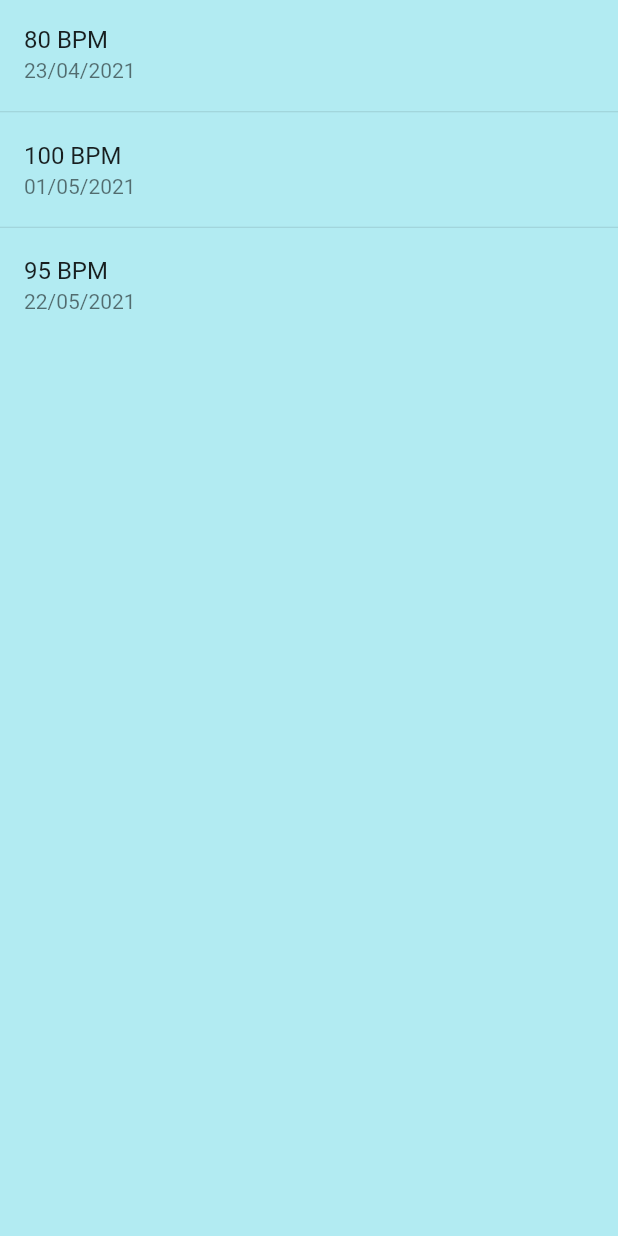
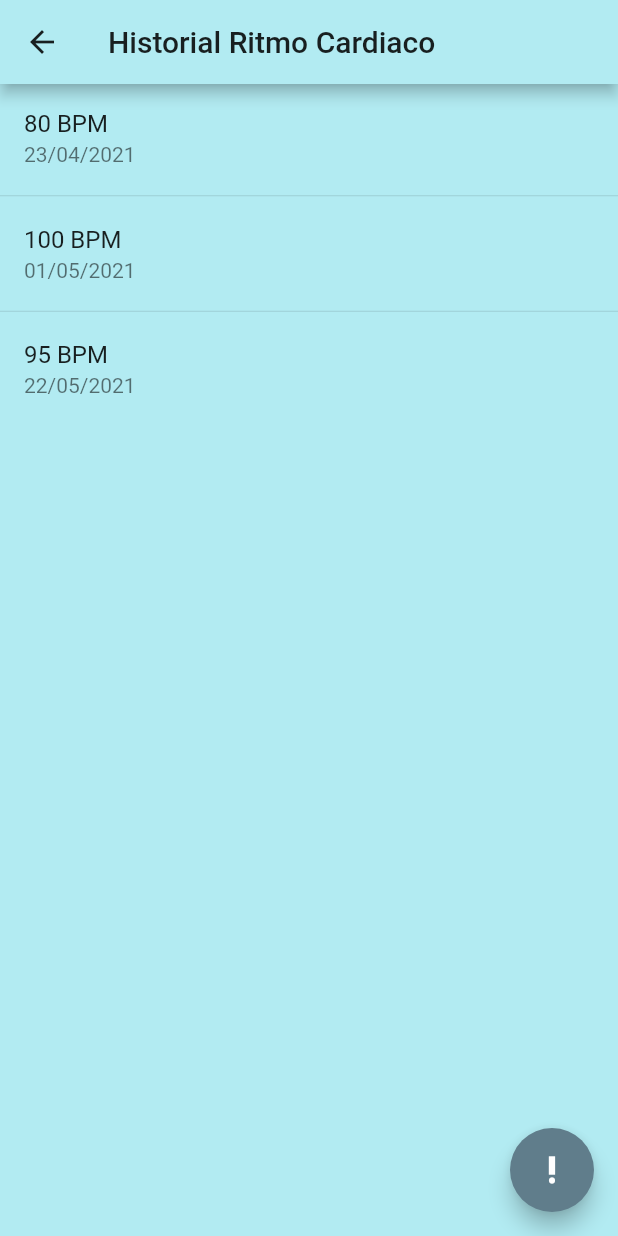
Before and after one commit to sadaakisz/it_innova_flutter, a Flutter app: the History screen opened directly, on a phone screen of 412 x 824 dp. Run offline on Flutter 3.47's test engine with Material 2 defaults, Android fonts, the phone set to English and light mode, and no system bars.

Commit message:
Added alertHistory.

```diff
--- /dev/null
+++ b/lib/models/alert_history.dart
@@ -0,0 +1,6 @@
+class AlertHistory {
+  String name;
+  String date;
+
+  AlertHistory({required this.name, required this.date});
+}
--- a/lib/pages/history.dart
+++ b/lib/pages/history.dart
@@ -1,28 +1,55 @@
 import 'package:flutter/material.dart';
+import 'package:it_innova_flutter/models/alert_history.dart';
 import 'package:it_innova_flutter/models/heart_rate_history.dart';
+import 'package:it_innova_flutter/widgets/alert_list_view.dart';
+import 'package:it_innova_flutter/widgets/heart_rate_list_view.dart';
 
-class History extends StatelessWidget {
+class History extends StatefulWidget {
   History({Key? key}) : super(key: key);
+
+  @override
+  _HistoryState createState() => _HistoryState();
+}
+
+class _HistoryState extends State<History> {
+  bool _showHeartRate = true;
+
   final List<HeartRateHistory> _heartRateHistoryList = [
     HeartRateHistory(bpm: 80, date: '23/04/2021'),
     HeartRateHistory(bpm: 100, date: '01/05/2021'),
     HeartRateHistory(bpm: 95, date: '22/05/2021'),
   ];
 
+  final List<AlertHistory> _alertHistoryList = [
+    AlertHistory(name: 'Arritmia', date: '23/04/2021'),
+    AlertHistory(name: 'Hipertensión', date: '01/05/2021'),
+    AlertHistory(name: 'Arritmia', date: '22/05/2021'),
+  ];
+
   @override
   Widget build(BuildContext context) {
-    return ListView.separated(
-      itemCount: _heartRateHistoryList.length,
-      itemBuilder: (BuildContext context, int index) {
-        var heartRateItem = _heartRateHistoryList[index];
-        return ListTile(
-          title: Text(heartRateItem.bpm.toString() + ' BPM'),
-          subtitle: Text(heartRateItem.date),
-        );
-      },
-      separatorBuilder: (BuildContext context, int index) {
-        return Divider(height: 5);
-      },
+    return Scaffold(
+      appBar: AppBar(
+        title: Text(
+          _showHeartRate ? 'Historial Ritmo Cardiaco' : 'Historial de Alertas',
+          style: TextStyle(color: Colors.black87),
+        ),
+        iconTheme: IconThemeData(color: Colors.black87),
+      ),
+      body: _showHeartRate
+          ? HeartRateListView(heartRateHistoryList: _heartRateHistoryList)
+          : AlertListView(alertHistoryList: _alertHistoryList),
+      floatingActionButton: FloatingActionButton(
+        child: _showHeartRate
+            ? Icon(Icons.priority_high)
+            : Icon(Icons.favorite_border),
+        onPressed: () {
+          setState(() {
+            _showHeartRate = !_showHeartRate;
+          });
+          ;
+        },
+      ),
     );
   }
 }
--- /dev/null
+++ b/lib/widgets/alert_list_view.dart
@@ -0,0 +1,29 @@
+import 'package:flutter/material.dart';
+import 'package:it_innova_flutter/models/alert_history.dart';
+
+class AlertListView extends StatelessWidget {
+  const AlertListView({
+    Key? key,
+    required List<AlertHistory> alertHistoryList,
+  })  : _alertHistoryList = alertHistoryList,
+        super(key: key);
+
+  final List<AlertHistory> _alertHistoryList;
+
+  @override
+  Widget build(BuildContext context) {
+    return ListView.separated(
+      itemCount: _alertHistoryList.length,
+      itemBuilder: (BuildContext context, int index) {
+        var alertItem = _alertHistoryList[index];
+        return ListTile(
+          title: Text(alertItem.name),
+          subtitle: Text(alertItem.date),
+        );
+      },
+      separatorBuilder: (BuildContext context, int index) {
+        return Divider(height: 5);
+      },
+    );
+  }
+}
--- /dev/null
+++ b/lib/widgets/heart_rate_list_view.dart
@@ -0,0 +1,29 @@
+import 'package:flutter/material.dart';
+import 'package:it_innova_flutter/models/heart_rate_history.dart';
+
+class HeartRateListView extends StatelessWidget {
+  const HeartRateListView({
+    Key? key,
+    required List<HeartRateHistory> heartRateHistoryList,
+  })  : _heartRateHistoryList = heartRateHistoryList,
+        super(key: key);
+
+  final List<HeartRateHistory> _heartRateHistoryList;
+
+  @override
+  Widget build(BuildContext context) {
+    return ListView.separated(
+      itemCount: _heartRateHistoryList.length,
+      itemBuilder: (BuildContext context, int index) {
+        var heartRateItem = _heartRateHistoryList[index];
+        return ListTile(
+          title: Text(heartRateItem.bpm.toString() + ' BPM'),
+          subtitle: Text(heartRateItem.date),
+        );
+      },
+      separatorBuilder: (BuildContext context, int index) {
+        return Divider(height: 5);
+      },
+    );
+  }
+}
```
